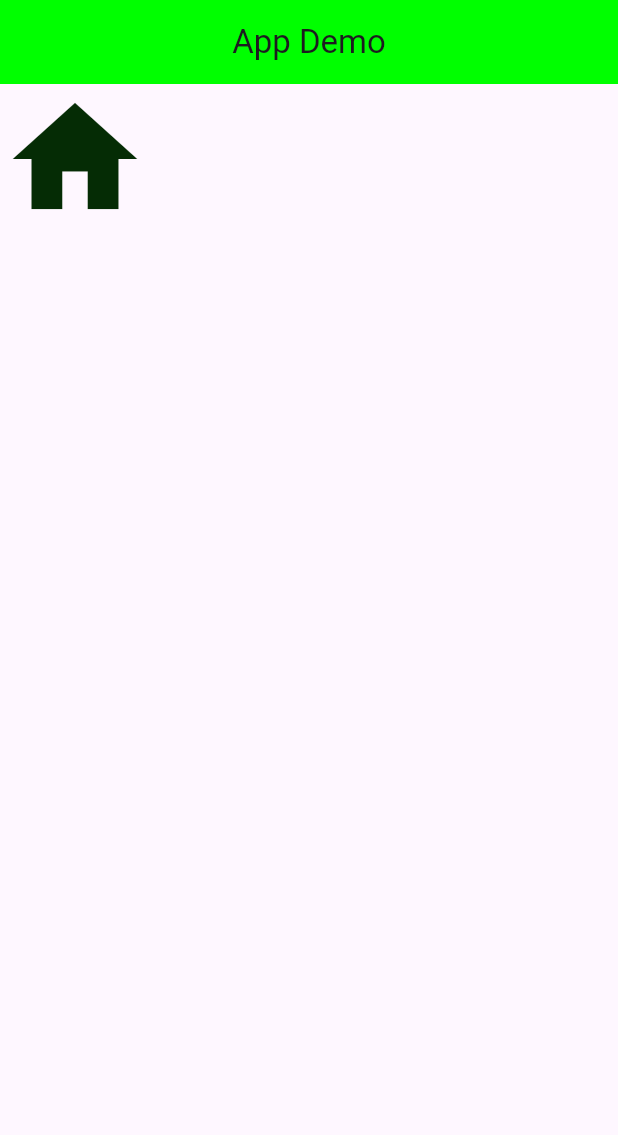
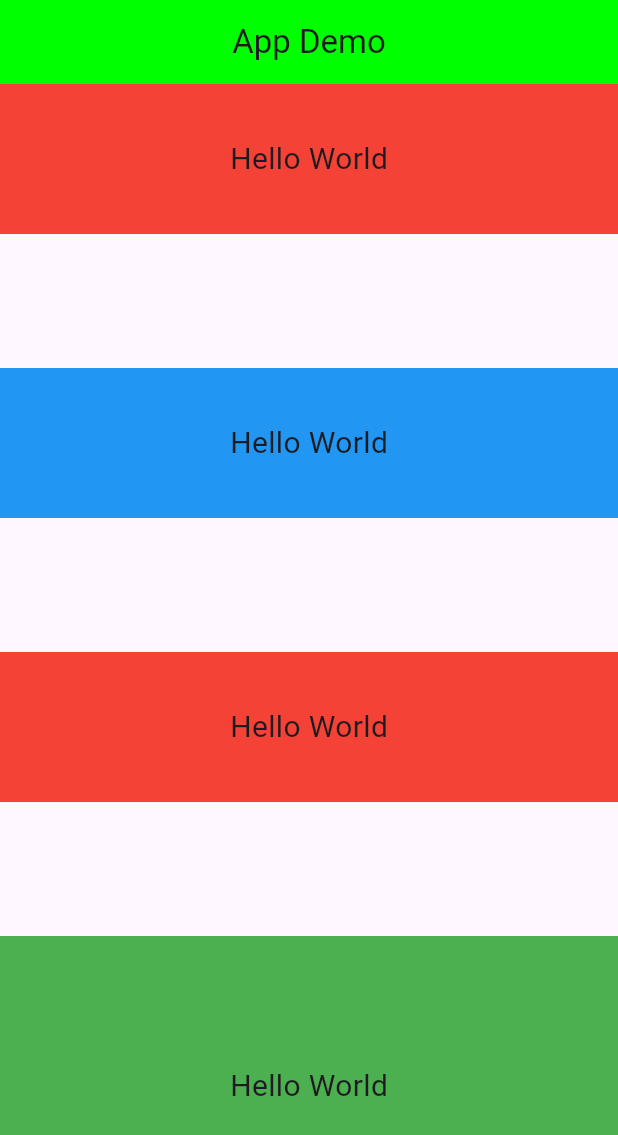
Before and after one commit to 99Udith/my_first_app, a Flutter app: the screen it shows after launch, on a phone screen of 412 x 824 dp. Shown: the top 1135 px of the screen. Run offline on Flutter 3.47's test engine with Material 3 defaults, Android fonts, the phone set to English and light mode, and no system bars.

Commit message:
01/20 Upadates

```diff
--- a/lib/main.dart
+++ b/lib/main.dart
@@ -8,6 +8,7 @@ class MyApp extends StatelessWidget {
   @override
   Widget build(BuildContext context) {
     return MaterialApp(
+      debugShowCheckedModeBanner: false,
       title: "app demo",
       home: Scaffold(
         appBar: AppBar(
@@ -15,8 +16,43 @@ class MyApp extends StatelessWidget {
           title: Text("App Demo"),
           centerTitle: true,
         ),
-        body: Icon(Icons.home, color: Color.fromARGB(255, 5, 44, 5), size: 100.0),
-
+        body:Column(
+          mainAxisAlignment: MainAxisAlignment.spaceBetween,
+          children: [
+            Container(
+              height: 100,
+              width: double.infinity,
+              color: Colors.red,
+              child: Center(
+                child: Text("Hello World",style: TextStyle(fontSize: 20),),
+              ),
+            ),
+            Container(
+              height: 100,
+              width: double.infinity,
+              color: Colors.blue,
+              child: Center(
+                child: Text("Hello World",style: TextStyle(fontSize: 20),),
+              ),
+            ),
+            Container(
+              height: 100,
+              width: double.infinity,
+              color: Colors.red,
+              child: Center(
+                child: Text("Hello World",style: TextStyle(fontSize: 20),),
+              ),
+            ),
+            Container(
+              height: 200,
+              width: double.infinity,
+              color: Colors.green,
+              child: Center(
+                child: Text("Hello World",style: TextStyle(fontSize: 20),),
+              ),
+            ),
+          ],
+        )
 
       ),
     );
```
Also changed, not shown: assets/iPhone 14 - 1.png (added), assets/iPhone 14 - 2.png (added), assets/iPhone 14 - 3.png (added), assets/space1.png (added), assets/space2.png (added), assets/space3.png (added).
